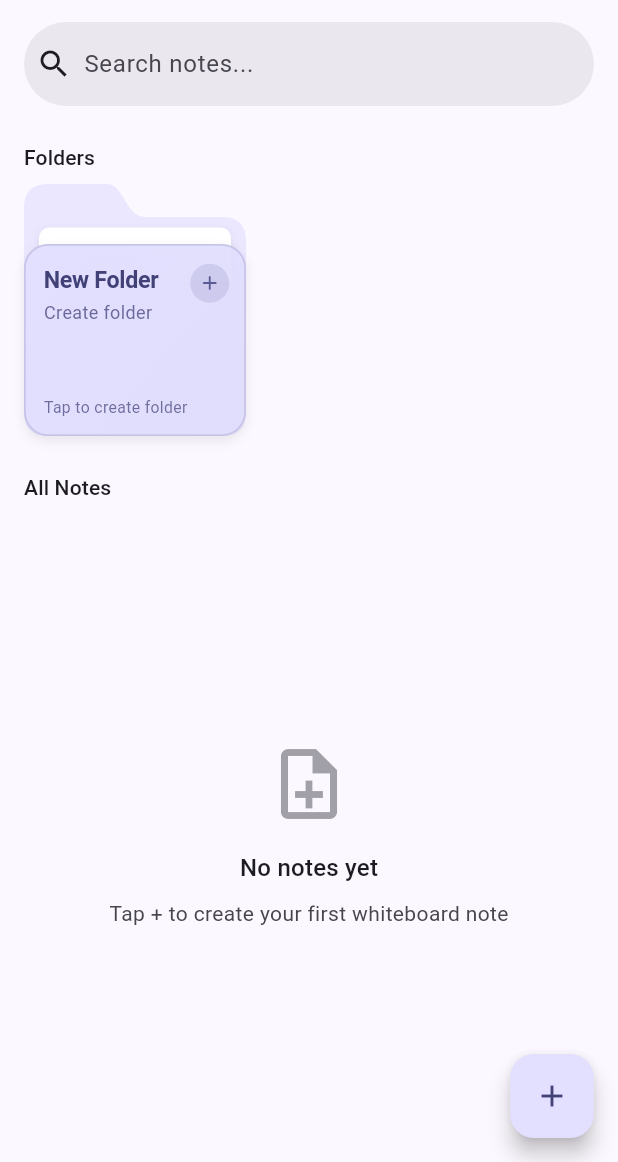
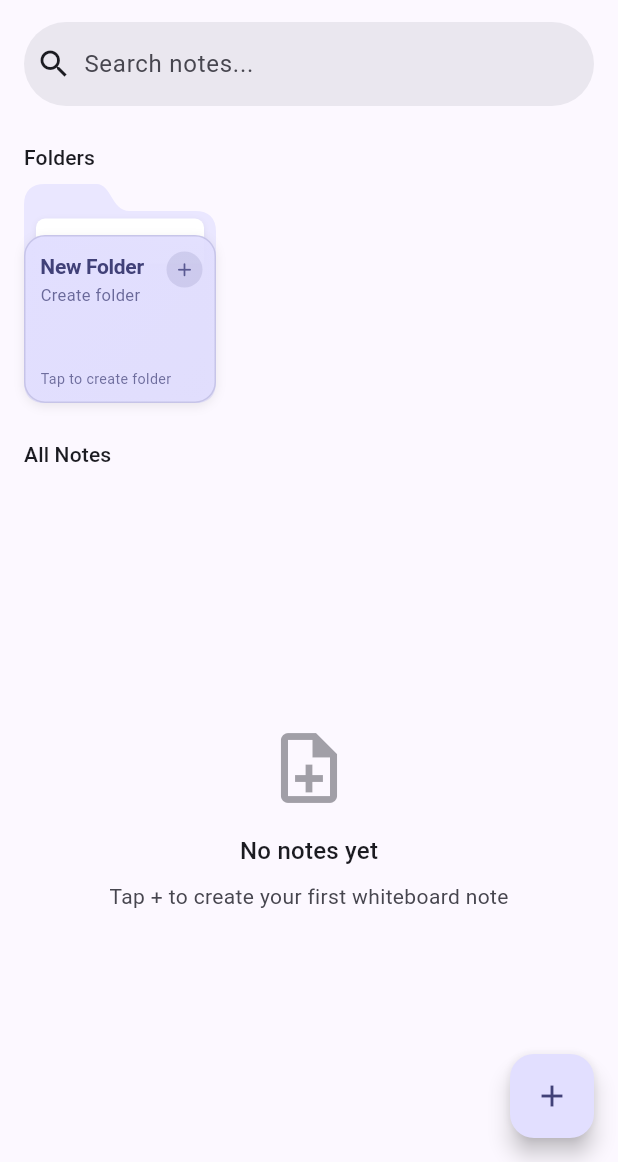
Before and after one commit to r2hu1/Boored, a Flutter app: the screen it shows after launch, on a phone screen of 412 x 824 dp, the part 74-1236 px from its top. Run offline on Flutter 3.47's test engine with Material 3 defaults, Android fonts, the phone set to English and light mode, and no system bars; our stand-ins replace camera, dio, drift, drift_flutter, flutter_dotenv, flutter_riverpod and 8 more; missing offline and left inert: google_mlkit_selfie_segmentation, google_mlkit_text_recognition, pdfx; accounts and stored records are empty; generated files the repository leaves out were written again.

Commit message:
fix; size

```diff
--- a/apps/mobile/lib/features/home/presentation/home_screen.dart
+++ b/apps/mobile/lib/features/home/presentation/home_screen.dart
@@ -298,7 +298,7 @@ class _HomeScreenState extends ConsumerState<HomeScreen>
                   if (foldersState.folders.isNotEmpty) ...[
                     SliverToBoxAdapter(
                       child: SizedBox(
-                        height: 168,
+                        height: 146,
                         child: ListView.separated(
                           padding: const EdgeInsets.symmetric(horizontal: 16),
                           scrollDirection: Axis.horizontal,
@@ -321,7 +321,7 @@ class _HomeScreenState extends ConsumerState<HomeScreen>
                   ] else ...[
                     SliverToBoxAdapter(
                       child: SizedBox(
-                        height: 168,
+                        height: 146,
                         child: ListView(
                           padding: const EdgeInsets.symmetric(horizontal: 16),
                           scrollDirection: Axis.horizontal,
@@ -721,16 +721,16 @@ class _CreateFolderCard extends StatelessWidget {
   Widget build(BuildContext context) {
     final colors = Theme.of(context).colorScheme;
 
-    const cardWidth = 148.0;
-    const cardHeight = 162.0;
-    const tabHeight = 22.0;
-    const frontPocketTop = 40.0;
+    const cardWidth = 128.0;
+    const cardHeight = 140.0;
+    const tabHeight = 18.0;
+    const frontPocketTop = 34.0;
 
     return Material(
       color: Colors.transparent,
       child: InkWell(
         onTap: onTap,
-        borderRadius: BorderRadius.circular(18),
+        borderRadius: BorderRadius.circular(16),
         child: SizedBox(
           width: cardWidth,
           height: cardHeight,
@@ -747,20 +747,20 @@ class _CreateFolderCard extends StatelessWidget {
 
               // 2. Paper Sheet Peeking Out
               Positioned(
-                left: 10,
-                right: 10,
-                top: tabHeight + 7,
-                height: 36,
+                left: 8,
+                right: 8,
+                top: tabHeight + 5,
+                height: 30,
                 child: Container(
                   decoration: BoxDecoration(
                     color: colors.surfaceContainerLowest,
                     borderRadius: const BorderRadius.vertical(
-                      top: Radius.circular(7),
+                      top: Radius.circular(6),
                     ),
                     boxShadow: [
                       BoxShadow(
                         color: Colors.black.withValues(alpha: 0.06),
-                        blurRadius: 4,
+                        blurRadius: 3,
                         offset: const Offset(0, 1),
                       ),
                     ],
@@ -784,20 +784,20 @@ class _CreateFolderCard extends StatelessWidget {
                         colors.primaryContainer.withValues(alpha: 0.88),
                       ],
                     ),
-                    borderRadius: BorderRadius.circular(16),
+                    borderRadius: BorderRadius.circular(14),
                     border: Border.all(
                       color: colors.primary.withValues(alpha: 0.2),
-                      width: 1.2,
+                      width: 1.0,
                     ),
                     boxShadow: [
                       BoxShadow(
                         color: Colors.black.withValues(alpha: 0.08),
-                        blurRadius: 6,
-                        offset: const Offset(0, 3),
+                        blurRadius: 5,
+                        offset: const Offset(0, 2),
                       ),
                     ],
                   ),
-                  padding: const EdgeInsets.fromLTRB(12, 12, 10, 10),
+                  padding: const EdgeInsets.fromLTRB(10, 10, 8, 8),
                   child: Column(
                     crossAxisAlignment: CrossAxisAlignment.start,
                     mainAxisAlignment: MainAxisAlignment.spaceBetween,
@@ -815,18 +815,18 @@ class _CreateFolderCard extends StatelessWidget {
                                   overflow: TextOverflow.ellipsis,
                                   style: TextStyle(
                                     color: colors.onPrimaryContainer,
-                                    fontSize: 15.5,
+                                    fontSize: 14.0,
                                     fontWeight: FontWeight.w700,
                                     letterSpacing: -0.2,
                                   ),
                                 ),
-                                const SizedBox(height: 2),
+                                const SizedBox(height: 1),
                                 Text(
                                   'Create folder',
                                   style: TextStyle(
                                     color: colors.onPrimaryContainer
                                         .withValues(alpha: 0.75),
-                                    fontSize: 12,
+                                    fontSize: 11,
                                     fontWeight: FontWeight.w400,
                                   ),
                                 ),
@@ -834,15 +834,15 @@ class _CreateFolderCard extends StatelessWidget {
                             ),
                           ),
                           Container(
-                            width: 26,
-                            height: 26,
+                            width: 24,
+                            height: 24,
                             decoration: BoxDecoration(
                               shape: BoxShape.circle,
                               color: colors.primary.withValues(alpha: 0.15),
                             ),
                             child: Icon(
                               Icons.add_rounded,
-                              size: 16,
+                              size: 15,
                               color: colors.primary,
                             ),
                           ),
@@ -855,7 +855,7 @@ class _CreateFolderCard extends StatelessWidget {
                         style: TextStyle(
                           color: colors.onPrimaryContainer
                               .withValues(alpha: 0.72),
-                          fontSize: 10.5,
+                          fontSize: 9.5,
                           fontWeight: FontWeight.w400,
                         ),
                       ),
@@ -880,16 +880,16 @@ class _CreateFolderBackPainter extends CustomPainter {
   void paint(Canvas canvas, Size size) {
     final w = size.width;
     final h = size.height;
-    const r = 16.0;
+    const r = 14.0;
     final tabW = w * 0.44;
-    const tabH = 22.0;
+    const tabH = 18.0;
 
     final path = Path();
     path.moveTo(0, h - r);
     path.lineTo(0, r);
     path.quadraticBezierTo(0, 0, r, 0);
-    path.lineTo(tabW - 10, 0);
-    path.cubicTo(tabW + 2, 0, tabW + 2, tabH, tabW + 16, tabH);
+    path.lineTo(tabW - 8, 0);
+    path.cubicTo(tabW + 2, 0, tabW + 2, tabH, tabW + 14, tabH);
     path.lineTo(w - r, tabH);
     path.quadraticBezierTo(w, tabH, w, tabH + r);
     path.lineTo(w, h - r);
```
Also changed, not shown: apps/mobile/lib/features/folders/presentation/widgets/folder_card.dart (+28 -28 lines), 1 other file.
